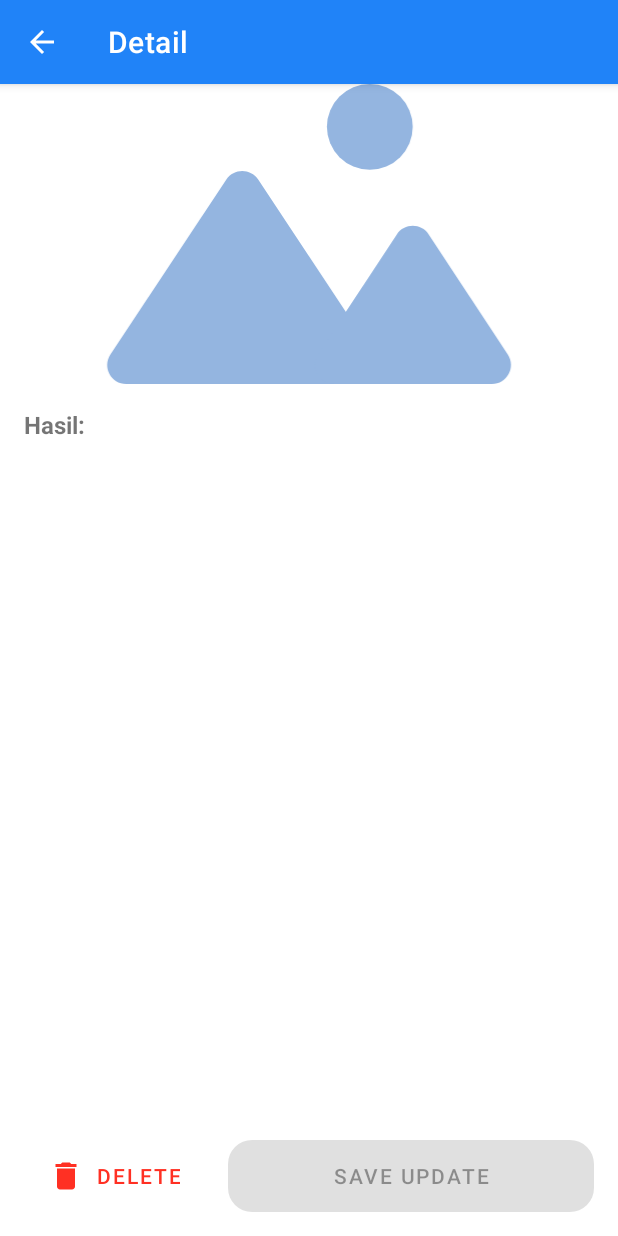
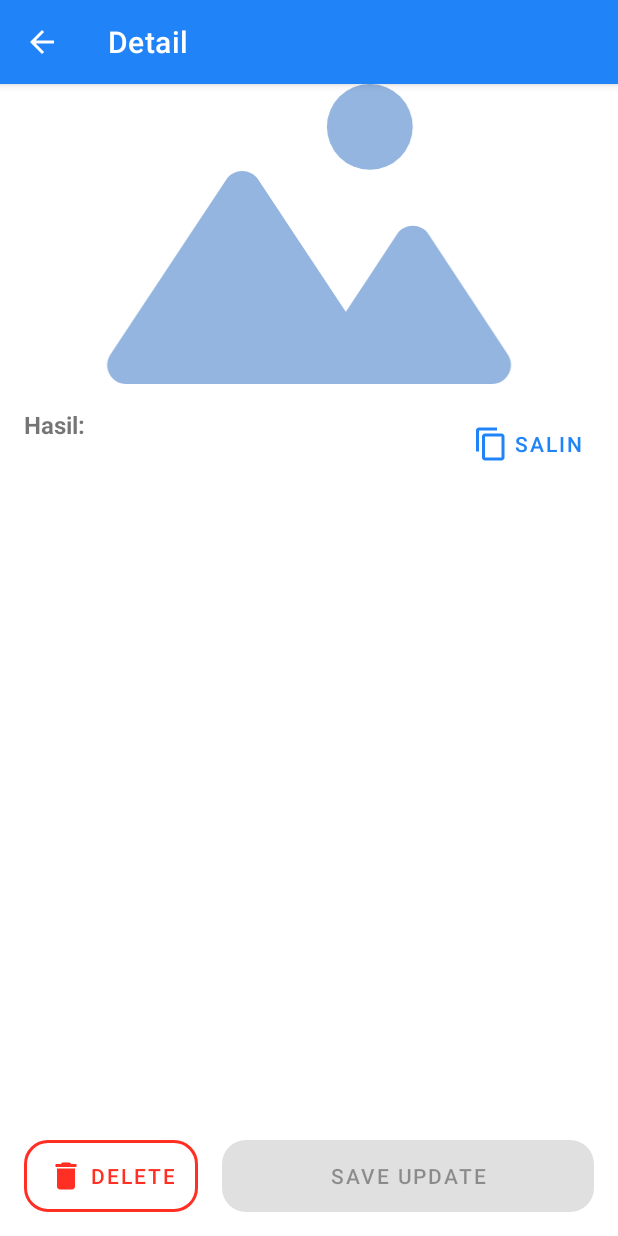
Before and after one commit to mikirinkode/TextRecognition-Android, an Android app: the DetailActivity screen opened directly, with no data from a screen before it, on a phone screen of 412 x 824 dp. Run offline under Robolectric (Android 15) with nearby library versions, the phone set to English and light mode, and no system bars; our stand-ins replace Room's generated code; 1 statement that could not run was skipped.

Commit message:
add copy button to detail screen

```diff
--- a/app/src/main/res/layout/activity_detail.xml
+++ b/app/src/main/res/layout/activity_detail.xml
@@ -68,21 +68,43 @@
                     app:layout_constraintTop_toBottomOf="@id/iv_captured"
                     tools:text="Hello there" />
             </androidx.core.widget.NestedScrollView>
+
+            <com.google.android.material.button.MaterialButton
+                style="@style/Widget.MaterialComponents.Button.TextButton"
+                android:id="@+id/btn_copy"
+                android:layout_width="wrap_content"
+                android:layout_height="wrap_content"
+                android:layout_marginEnd="16dp"
+                android:elevation="0dp"
+                android:text="@string/copy"
+                android:textSize="14sp"
+                app:backgroundTint="@color/white"
+                app:icon="@drawable/ic_copy"
+                app:layout_constraintEnd_toEndOf="parent"
+                app:layout_constraintTop_toTopOf="@+id/label_result" />
+
         </androidx.constraintlayout.widget.ConstraintLayout>
     </ScrollView>
 
 
-    <Button
+    <com.google.android.material.button.MaterialButton
         android:id="@+id/btn_delete"
+        style="@style/Widget.MaterialComponents.Button.OutlinedButton"
         android:layout_width="wrap_content"
         android:layout_height="wrap_content"
         android:layout_marginStart="16dp"
         android:layout_marginEnd="8dp"
         android:layout_marginBottom="16dp"
-        android:background="@drawable/rounded_rectangle"
+        android:backgroundTint="@android:color/transparent"
         android:elevation="0dp"
         android:enabled="false"
         android:text="@string/delete"
+        app:cornerRadius="16dp"
+        android:insetBottom="0dp"
+        android:insetTop="0dp"
+        app:rippleColor="#33AAAAAA"
+        app:strokeWidth="2dp"
+        app:strokeColor="@color/delete"
         android:textColor="@color/delete"
         app:backgroundTint="@color/white"
         app:icon="@drawable/ic_delete"
--- a/gradle.properties
+++ b/gradle.properties
@@ -21,3 +21,4 @@ kotlin.code.style=official
 # resources declared in the library itself and none from the library's dependencies,
 # thereby reducing the size of the R class for that library
 android.nonTransitiveRClass=true
+android.enableJetifier=true
```
Also changed, not shown: app/src/main/java/com/mikirinkode/ocr/detail/DetailActivity.kt (+25 -0 lines).
